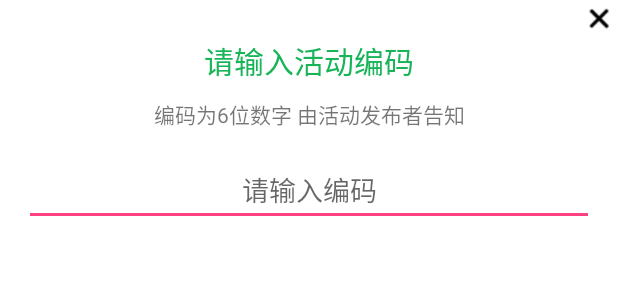
After one commit to learner1999/M-Volunteer, an Android app: the layout map_input_code.xml on its own in the app's theme, with its tools: preview values and no code run, on a phone screen of 412 x 824 dp. The commit adds this screen. Shown: the top 300 px of the screen. Run offline under Robolectric (Android 15) with nearby library versions, the phone set to English and light mode, and no system bars.

Commit message:
完善签到页面 UI

```diff
--- /dev/null
+++ b/app/src/main/res/layout/map_input_code.xml
@@ -0,0 +1,51 @@
+<?xml version="1.0" encoding="utf-8"?>
+<LinearLayout xmlns:android="http://schemas.android.com/apk/res/android"
+              android:layout_width="match_parent"
+              android:layout_height="match_parent"
+              android:background="#FFFFFF"
+              android:orientation="vertical">
+
+    <LinearLayout
+        android:layout_width="match_parent"
+        android:layout_height="wrap_content"
+        android:orientation="vertical">
+
+        <ImageView
+            android:id="@+id/iv_close"
+            android:layout_width="25dp"
+            android:layout_height="25dp"
+            android:layout_gravity="end"
+            android:src="@drawable/close"/>
+
+    </LinearLayout>
+
+    <TextView
+        android:layout_width="match_parent"
+        android:layout_height="wrap_content"
+        android:gravity="center"
+        android:text="@string/please_input_activity_code"
+        android:textColor="@color/colorPrimary"
+        android:textSize="20sp"/>
+
+    <TextView
+        android:layout_width="match_parent"
+        android:layout_height="wrap_content"
+        android:layout_marginEnd="16dp"
+        android:layout_marginLeft="16dp"
+        android:layout_marginRight="16dp"
+        android:layout_marginStart="16dp"
+        android:layout_marginTop="10dp"
+        android:gravity="center"
+        android:text="@string/code_is_six_digits_from_activity_publisher"/>
+
+    <EditText
+        android:id="@+id/et_code"
+        android:layout_width="match_parent"
+        android:layout_height="wrap_content"
+        android:layout_margin="16dp"
+        android:gravity="center"
+        android:hint="@string/please_input_code"
+        android:inputType="number"
+        android:maxLength="6"/>
+
+</LinearLayout>
--- a/app/src/main/res/values/strings.xml
+++ b/app/src/main/res/values/strings.xml
@@ -19,4 +19,5 @@
     <string name="sign_in">签到</string>
     <string name="please_input_activity_code">请输入活动编码</string>
     <string name="code_is_six_digits_from_activity_publisher">编码为6位数字 由活动发布者告知</string>
+    <string name="please_input_code">请输入编码</string>
 </resources>
```
Also changed, not shown: app/src/main/java/cn/zheteng123/m_volunteer/ui/signin/SignInFragment.java (+36 -19 lines), app/src/main/res/layout/map_sign_in.xml (added, +43 -0 lines), app/src/main/res/drawable/close.png (added).
